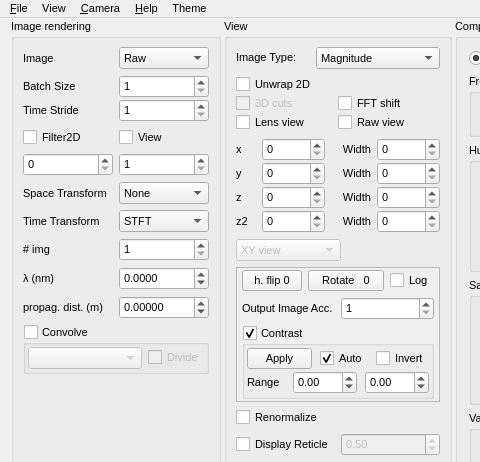
The window that Holovibes/mainwindow.ui (DigitalHolography/Holovibes) describes before a commit, drawn with Qt 5; both pictures show x 0 to 480 and y 0 to 462 of the 1210 by 796 pixel window.
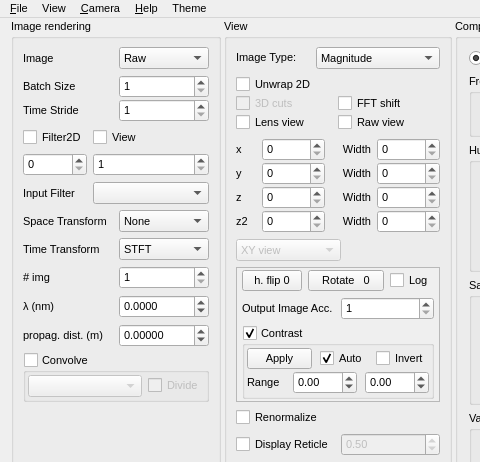
The same window after the commit. Custom widgets are drawn as their Qt base class.

```diff
--- a/Holovibes/mainwindow.ui
+++ b/Holovibes/mainwindow.ui
@@ -341,6 +341,36 @@
              </property>
             </widget>
            </item>
+           <item row="3" column="0">
+            <widget class="QLabel" name="InputFilterLabel">
+             <property name="text">
+              <string>Input Filter</string>
+             </property>
+             <property name="scaledContents">
+              <bool>false</bool>
+             </property>
+             <property name="alignment">
+              <set>Qt::AlignLeading|Qt::AlignLeft|Qt::AlignVCenter</set>
+             </property>
+            </widget>
+           </item>
+           <item row="3" column="1">
+            <layout class="QHBoxLayout" name="InputFilterSelectLayout">
+             <item>
+              <widget class="QComboBox" name="InputFilterQuickSelectComboBox">
+               <property name="sizePolicy">
+                <sizepolicy hsizetype="Expanding" vsizetype="Fixed">
+                 <horstretch>0</horstretch>
+                 <verstretch>0</verstretch>
+                </sizepolicy>
+               </property>
+               <property name="currentText">
+                <string/>
+               </property>
+              </widget>
+             </item>
+            </layout>
+           </item>
           </layout>
          </item>
          <item>
```
Left out of the diff: 16 changed lines with no effect on the pictures.
